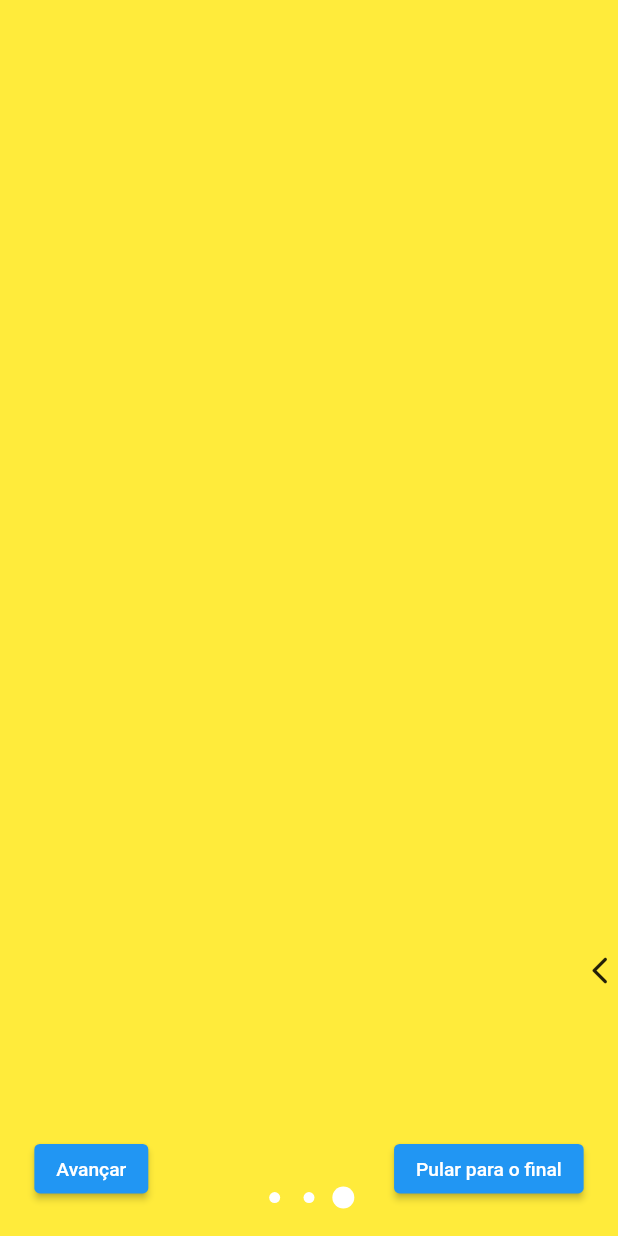
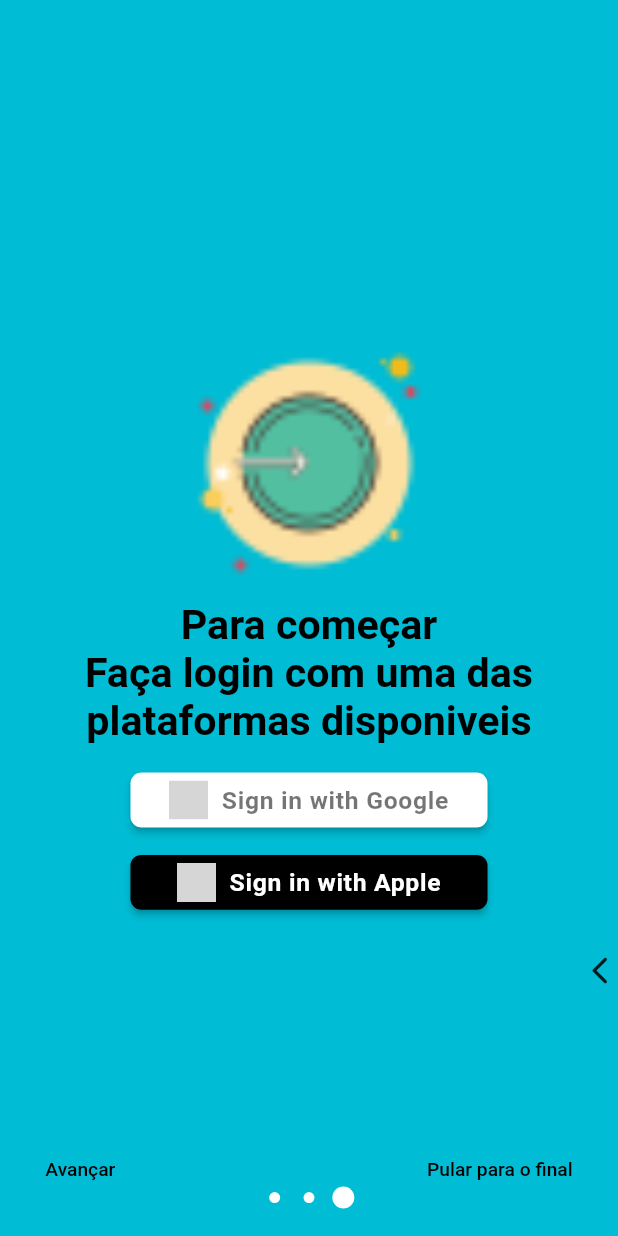
Before and after one commit to IloveMarajoProject/Ilove-Marajo, a Flutter app: the screen it shows after launch, after a tap on "Pular para o final", on a phone screen of 412 x 824 dp. Run offline on Flutter 3.47's test engine with Material 2 defaults, Android fonts, the light colour scheme and no system bars; drawn by our look-alikes of liquid_swipe; our stand-ins replace auth_buttons, auto_size_text, cloud_firestore, firebase_auth, firebase_core, flutter_mobx and 6 more; missing offline and left inert: map_launcher; accounts and stored records are empty; generated files the repository leaves out were written again; network calls fail; Roboto replaces fonts that are missing (Billy); grey boxes are pictures that could not be loaded.

Commit message:
Montando o controller do liquid que contem o login

```diff
--- a/lib/app/Views/LoginPage/login_page.dart
+++ b/lib/app/Views/InitialPage/initital_page.dart
@@ -7,7 +7,7 @@ import 'package:flutter/cupertino.dart';
 import 'package:flutter/material.dart';
 import 'package:ilovemarajo/app/Util/VariaveisGlobais.dart';
 import 'package:ilovemarajo/app/Views/HomePage/home_page.dart';
-import 'package:ilovemarajo/app/Views/LoginPage/Widgets/municipios_nome.dart';
+import 'package:ilovemarajo/app/Views/InitialPage/Widgets/municipios_nome.dart';
 
 
 class LoginPage extends StatefulWidget {
--- /dev/null
+++ b/lib/app/Views/LiquidPage/Controller/liquid_controller.dart
@@ -0,0 +1,47 @@
+import 'package:firebase_auth/firebase_auth.dart';
+import 'package:google_sign_in/google_sign_in.dart';
+import 'package:mobx/mobx.dart';
+part 'liquid_controller.g.dart';
+
+
+class LiquidController = _LiquidController with _$LiquidController;
+
+abstract class _LiquidController with Store {
+
+  @observable
+  final GoogleSignIn googleSignIn = GoogleSignIn();
+
+  @observable
+  User? currentUser;
+
+  @action
+  void setUser(User user)=> currentUser = user;
+
+  @action
+  Future<User?> _getUser() async {
+    if (currentUser != null) return currentUser;
+
+    try {
+      final GoogleSignInAccount googleSignInAccount = (await googleSignIn
+          .signIn())!;
+      final GoogleSignInAuthentication googleSignInAuthentication = await googleSignInAccount
+          .authentication;
+
+      final AuthCredential credential = GoogleAuthProvider.credential(
+        idToken: googleSignInAuthentication.idToken,
+        accessToken: googleSignInAuthentication.accessToken,
+      );
+
+      var authResult = await FirebaseAuth.instance
+          .signInWithCredential(credential);
+
+      final User user = authResult.user!;
+
+      return user;
+    } catch (error) {
+      return null!;
+    }
+  }
+}
+
+//flutter pub run build_runner build
--- a/lib/app/Views/LiquidPage/LiquidPage.dart
+++ b/lib/app/Views/LiquidPage/LiquidPage.dart
@@ -1,5 +1,8 @@
 import 'dart:math';
 import 'package:flutter/material.dart';
+import 'package:ilovemarajo/app/Views/LiquidPage/Model/data.dart';
+import 'package:ilovemarajo/app/Views/LiquidPage/Widgets/container_Liquid.dart';
+import 'package:ilovemarajo/app/Views/LiquidPage/Widgets/container_LiquidFinal.dart';
 import 'package:liquid_swipe/liquid_swipe.dart';
 
 class LiquidPage extends StatefulWidget {
@@ -18,10 +21,10 @@ class _LiquidPage extends State<LiquidPage> {
     super.initState();
   }
 
-   final pages = [
-    Container(color: Colors.red,),
-    Container(color: Colors.blue,),
-    Container(color: Colors.yellow,),
+   List<ItemData> data = [
+    ItemData(Colors.blue, "image/ilha2.png", "Olá", "Bem vindo ao ", "Ilove Marajó"),
+    ItemData(Colors.deepPurpleAccent, "image/ilha.png", "Take a", "Look At", "Liquid Swipe"),
+    ItemData(Colors.cyan, "image/Icon/loginLiquidi.png", "Liked?", "Fork!", "Give Star!"),
   ];
   Widget _buildDot(int index) {
     double selectedness = Curves.easeOut.transform(
@@ -51,12 +54,17 @@ class _LiquidPage extends State<LiquidPage> {
       home: Scaffold(
           body:Stack(
               children: [
-                LiquidSwipe(
-                  initialPage: 0,
+                LiquidSwipe.builder(
+                  itemCount: data.length,
+                  itemBuilder: (context,index){
+                    if(index == 2){
+                      return  ContainerLiquidFinal(data[2]);
+                    }
+                    return ContainerLiquid(data[index]);
+                  },
                   liquidController: liquidController,
                   enableLoop: false,
                   slideIconWidget: Icon(Icons.arrow_back_ios_rounded),
-                  pages: pages,
                   positionSlideIcon: 0.8,
                   onPageChangeCallback: pageChangeCallback,
                   waveType: WaveType.liquidReveal,
@@ -78,13 +86,12 @@ class _LiquidPage extends State<LiquidPage> {
               alignment: Alignment.bottomRight,
               child: Padding(
                 padding: const EdgeInsets.all(25.0),
-                child: ElevatedButton(
+                child: TextButton(
                   onPressed: () {
                     liquidController?.animateToPage(
-                        page: pages.length - 1, duration: 700);
+                        page: data.length - 1, duration: 700);
                   },
-                  child: Text("Pular para o final"),
-                  //color: Colors.white.withOpacity(0.01),
+                  child: Text("Pular para o final",style: TextStyle(color: Colors.black)),
                 ),
               ),
             ),
@@ -92,15 +99,15 @@ class _LiquidPage extends State<LiquidPage> {
               alignment: Alignment.bottomLeft,
               child: Padding(
                 padding: const EdgeInsets.all(25.0),
-                child: ElevatedButton(
+                child: TextButton(
                   onPressed: () {
                     liquidController?.animateToPage(
                         page:
-                            liquidController!.currentPage + 1 > pages.length - 1
+                            liquidController!.currentPage + 1 > data.length - 1
                                 ? 0
                                 : liquidController!.currentPage + 1);
                   },
-                  child: Text("Avançar"),
+                  child: Text("Avançar",style: TextStyle(color: Colors.black)),
                 ),
               ),
             )
--- /dev/null
+++ b/lib/app/Views/LiquidPage/Model/data.dart
@@ -0,0 +1,11 @@
+import 'package:flutter/material.dart';
+
+class ItemData{
+  final Color color;
+  final String image;
+  final String text1;
+  final String text2;
+  final String text3;
+
+  ItemData(this.color, this.image, this.text1, this.text2, this.text3);
+}
--- /dev/null
+++ b/lib/app/Views/LiquidPage/Widgets/container_Liquid.dart
@@ -0,0 +1,48 @@
+import 'package:flutter/material.dart';
+import 'package:ilovemarajo/app/Views/LiquidPage/Model/data.dart';
+
+class ContainerLiquid extends StatelessWidget {
+  final ItemData data;
+  ContainerLiquid(this.data);
+
+  static final style = TextStyle(
+    fontSize: 30,
+    fontFamily: "Billy",
+    fontWeight: FontWeight.w600,
+  );
+  @override
+  Widget build(BuildContext context) {
+    return Container(
+      color: data.color,
+      width: double.infinity,
+      child: Column(
+        crossAxisAlignment: CrossAxisAlignment.center,
+        mainAxisSize: MainAxisSize.max,
+        mainAxisAlignment: MainAxisAlignment.spaceEvenly,
+        children: <Widget>[
+          Image.asset(
+            data.image,
+            fit: BoxFit.cover,
+            height: 200,
+          ),
+          Column(
+            children: <Widget>[
+              Text(
+                data.text1,
+                style: style,
+              ),
+              Text(
+                data.text2,
+                style: style,
+              ),
+              Text(
+                data.text3,
+                style: style,
+              ),
+            ],
+          ),
+        ],
+      ),
+    );
+  }
+}
--- /dev/null
+++ b/lib/app/Views/LiquidPage/Widgets/container_LiquidFinal.dart
@@ -0,0 +1,46 @@
+import 'package:flutter/material.dart';
+import 'package:ilovemarajo/app/Views/LiquidPage/Model/data.dart';
+import 'package:auth_buttons/auth_buttons.dart';
+
+class ContainerLiquidFinal extends StatelessWidget {
+  final ItemData data;
+  ContainerLiquidFinal(this.data);
+  static final style = TextStyle(
+    fontSize: 30,
+    fontFamily: "Billy",
+    color: Colors.black,
+    fontWeight: FontWeight.w600,
+  );
+  @override
+  Widget build(BuildContext context) {
+    const bool darkMode = false;
+    return Container(
+      color: data.color,
+      width: double.infinity,
+      child: Column(
+        mainAxisAlignment: MainAxisAlignment.center,
+        children: <Widget>[
+          Image.asset(
+            data.image,
+            fit: BoxFit.cover,
+            height: 200,
+          ),
+          Text('Para começar',style: style,),
+          Text('Faça login com uma das plataformas disponiveis', textAlign: TextAlign.center,style: style,),
+          SizedBox(height: 20,),
+          GoogleAuthButton(
+            onPressed: () {},
+            darkMode: darkMode,
+            isLoading: false,
+          ),
+          SizedBox(height: 20,),
+          AppleAuthButton(
+            onPressed: () {},
+            darkMode: darkMode,
+            isLoading: false,
+          ),
+        ],
+      ),
+    );
+  }
+}
--- a/lib/app/app_widget.dart
+++ b/lib/app/app_widget.dart
@@ -1,8 +1,6 @@
 import 'package:flutter/material.dart';
 import 'package:ilovemarajo/app/Views/LiquidPage/LiquidPage.dart';
 import 'package:responsive_framework/responsive_framework.dart';
-
-import 'Views/LoginPage/login_page.dart';
 
 class Myapp extends StatelessWidget {
   @override
--- a/lib/main.dart
+++ b/lib/main.dart
@@ -1,6 +1,5 @@
 import 'package:firebase_core/firebase_core.dart';
 import 'package:flutter/material.dart';
-import 'package:ilovemarajo/app/Views/LoginPage/login_page.dart';
 import 'package:ilovemarajo/app/app_widget.dart';
 import 'package:responsive_framework/responsive_framework.dart';
 
--- a/pubspec.yaml
+++ b/pubspec.yaml
@@ -45,6 +45,7 @@ dependencies:
   mobx: ^2.0.1
   flutter_rating_bar: ^4.0.0
   liquid_swipe: ^2.0.2
+  auth_buttons: ^1.0.1
 
 
 dev_dependencies:
@@ -64,8 +65,6 @@ flutter:
   uses-material-design: true
 
   # To add assets to your application, add an assets section, like this:
-  # assets:
-  #   - images/a_dot_burr.jpeg
   #   - images/a_dot_ham.jpeg
 
   # An image asset can refer to one or more resolution-specific "variants", see
@@ -96,3 +95,6 @@ flutter:
 
   assets:
     - image/fundos/login.PNG
+    - image/ilha.png
+    - image/ilha2.png
+    - image/Icon/loginLiquidi.png
```
Also changed, not shown: image/Icon/loginLiquidi.png (added), image/ilha.png (added), image/ilha2.png (added), lib/app/Views/InitialPage/Widgets/municipios_nome.dart (renamed from lib/app/Views/LoginPage/Widgets/municipios_nome.dart), lib/app/Views/LiquidPage/Controller/liquid_controller.g.dart (added), pubspec.lock.
